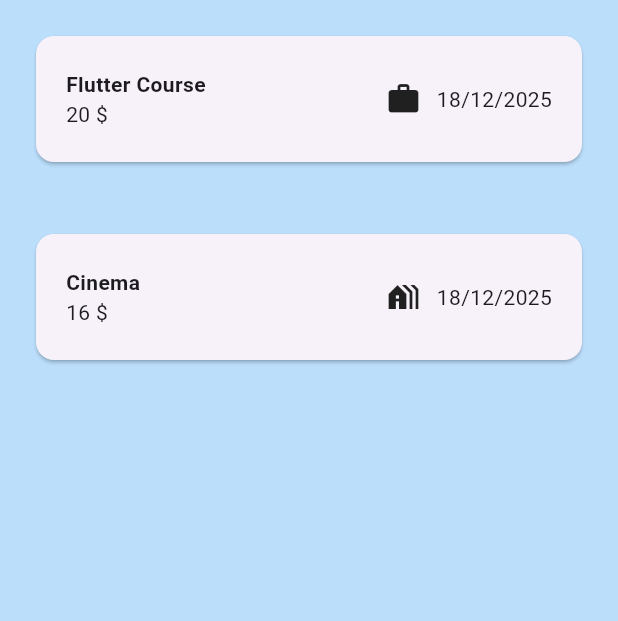
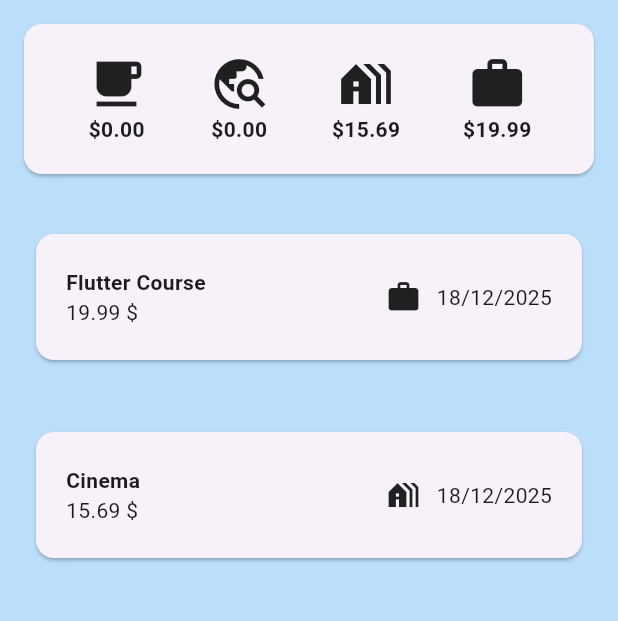
Before and after one commit to Sokleaphea/expense_app, a Flutter app: the screen it shows after launch, on a phone screen of 412 x 824 dp, the part 84-705 px from its top. Run offline on Flutter 3.47's test engine with Material 3 defaults, Android fonts, the phone set to English and light mode, and no system bars.

Commit message:
add statistic card

```diff
--- a/lib/ui/app.dart
+++ b/lib/ui/app.dart
@@ -1,6 +1,7 @@
 import 'package:expense_tracker/models/expense.dart';
 import 'package:expense_tracker/ui/expenses/expenses.dart';
 import 'package:flutter/material.dart';
+import 'package:expense_tracker/ui/expenses/expense_summary.dart';
 
 import 'expenses/expense_form.dart';
 
@@ -53,7 +54,13 @@ class _AppState extends State<App> {
         backgroundColor: Colors.blue[700],
         title: const Text('Ronan-The-Best Expenses App'),
       ),
-      body: ExpensesView(expenses: _expenses),
+      // body: ExpensesView(expenses: _expenses),
+      body: Column(
+        children: [
+          StatisticCard(expenses: _expenses),
+          Expanded(child: ExpensesView(expenses: _expenses))
+        ],
+      ),
     );
   }
 }
--- /dev/null
+++ b/lib/ui/expenses/expense_summary.dart
@@ -0,0 +1,69 @@
+import 'package:flutter/material.dart';
+import '../../models/expense.dart';
+
+const categoryIcon = {
+  Category.food: Icons.free_breakfast,
+  Category.travel: Icons.travel_explore,
+  Category.leisure: Icons.holiday_village,
+  Category.work: Icons.work,
+};
+
+class CategoryStat extends StatelessWidget {
+  final Category category;
+  final double total;
+  const CategoryStat({super.key, required this.category, required this.total});
+
+  @override
+  Widget build(BuildContext context) {
+    return Padding(
+      padding: EdgeInsets.all(10),
+      child: Column(
+        children: [
+          Row(
+            children: [
+              Icon(categoryIcon[category], size: 40),
+              const SizedBox(height: 6),
+            ],
+          ),
+          Text(
+            '\$${total.toStringAsFixed(2)}',
+            style: const TextStyle(fontWeight: FontWeight.bold),
+          ),
+        ],
+      ),
+    );
+  }
+}
+
+class StatisticCard extends StatefulWidget {
+  final List<Expense> expenses;
+  const StatisticCard({super.key, required this.expenses});
+
+  @override
+  State<StatisticCard> createState() => _StatisticCardState();
+}
+
+class _StatisticCardState extends State<StatisticCard> {
+  double totalForCategory(Category category) {
+    return widget.expenses
+        .where((e) => e.category == category)
+        .fold(0, (sum, e) => sum + e.amount);
+  }
+
+  @override
+  Widget build(BuildContext context) {
+    return Card(
+      margin: EdgeInsets.all(16),
+      child: Padding(
+        padding: EdgeInsets.all(10),
+        child: Row(
+          mainAxisAlignment: MainAxisAlignment.spaceEvenly,
+          children: Category.values.map((category) {
+            final total = totalForCategory(category);
+            return CategoryStat(category: category, total: total);
+          }).toList(),
+        ),
+      ),
+    );
+  }
+}
--- a/lib/ui/expenses/expenses.dart
+++ b/lib/ui/expenses/expenses.dart
@@ -105,7 +105,7 @@ class ExpenseItem extends StatelessWidget {
                     expense.title,
                     style: TextStyle(fontWeight: FontWeight.bold),
                   ),
-                  Text("${expense.amount.toStringAsPrecision(2)} \$"),
+                  Text("${expense.amount.toStringAsFixed(2)} \$"),
                 ],
               ),
               Spacer(),
```
